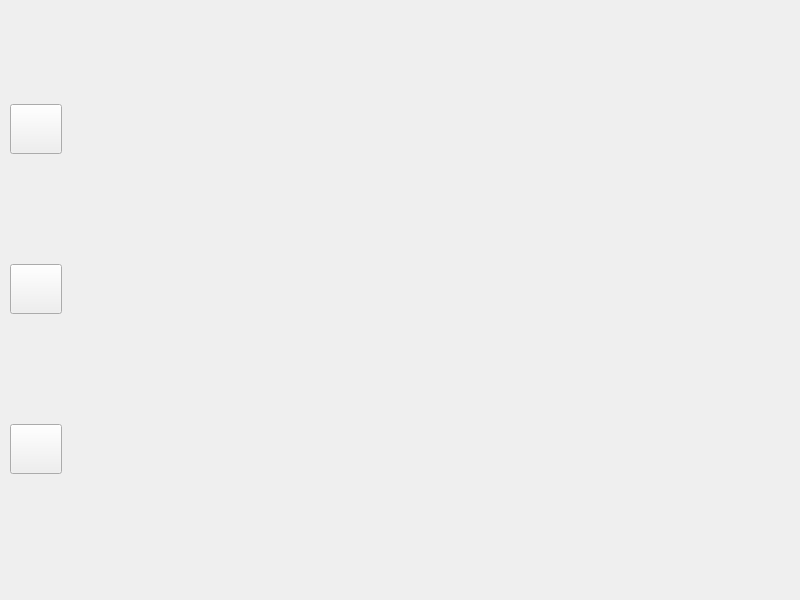
First picture: the form in main_window.ui, repository Ewasince/DailyMaker, before the edit.
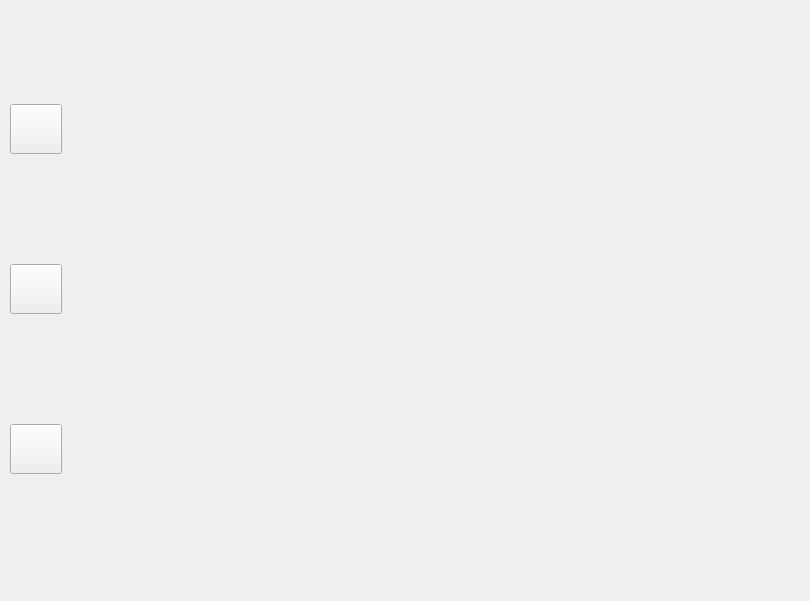
Second picture: the form after the edit. Icons and pictures are not drawn.

```diff
--- a/main_window.ui
+++ b/main_window.ui
@@ -6,14 +6,38 @@
    <rect>
     <x>0</x>
     <y>0</y>
-    <width>800</width>
-    <height>600</height>
+    <width>810</width>
+    <height>601</height>
    </rect>
   </property>
+  <property name="sizePolicy">
+   <sizepolicy hsizetype="Fixed" vsizetype="Fixed">
+    <horstretch>0</horstretch>
+    <verstretch>0</verstretch>
+   </sizepolicy>
+  </property>
+  <property name="maximumSize">
+   <size>
+    <width>810</width>
+    <height>601</height>
+   </size>
+  </property>
   <property name="windowTitle">
    <string>MainWindow</string>
   </property>
   <widget class="QWidget" name="centralwidget">
+   <property name="sizePolicy">
+    <sizepolicy hsizetype="Fixed" vsizetype="Fixed">
+     <horstretch>0</horstretch>
+     <verstretch>0</verstretch>
+    </sizepolicy>
+   </property>
+   <property name="minimumSize">
+    <size>
+     <width>810</width>
+     <height>580</height>
+    </size>
+   </property>
    <widget class="QWidget" name="verticalLayoutWidget">
     <property name="geometry">
      <rect>
```
Left out of the diff: 5 changed lines with no effect on the pictures.
